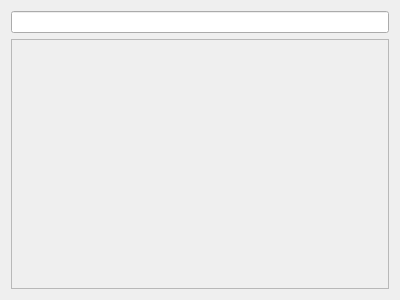
Old version of the form ProjetPriseDeNote/documentwidget.ui in the repository Simobain/MotDit.
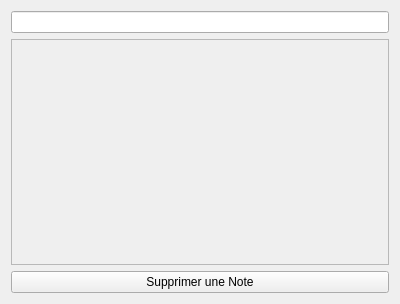
New version of the form.

Commit message: Quelques attributs pour documentWidget

```diff
--- a/ProjetPriseDeNote/documentwidget.ui
+++ b/ProjetPriseDeNote/documentwidget.ui
@@ -7,7 +7,7 @@
     <x>0</x>
     <y>0</y>
     <width>400</width>
-    <height>300</height>
+    <height>304</height>
    </rect>
   </property>
   <property name="windowTitle">
@@ -28,6 +28,13 @@
      <layout class="QVBoxLayout" name="verticalLayout_3"/>
     </widget>
    </item>
+   <item>
+    <widget class="QPushButton" name="deleteNote">
+     <property name="text">
+      <string>Supprimer une Note</string>
+     </property>
+    </widget>
+   </item>
   </layout>
  </widget>
  <resources/>
```
The commit also changes 2 other files.
